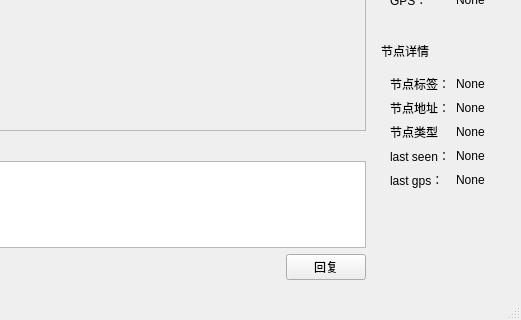
mioyzhang/UI, file ui/mainwindow.ui: the form before one commit; both pictures show x 362 to 883 and y 188 to 508 of the 883 by 508 pixel window.
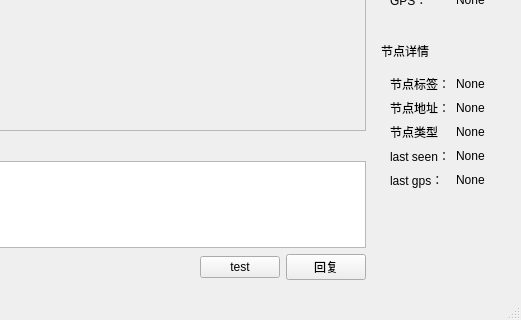
The form after the commit. Icons and pictures are not drawn.

```diff
--- a/ui/mainwindow.ui
+++ b/ui/mainwindow.ui
@@ -123,6 +123,13 @@
               </property>
              </spacer>
             </item>
+            <item>
+             <widget class="QPushButton" name="pushButton_4">
+              <property name="text">
+               <string>test</string>
+              </property>
+             </widget>
+            </item>
             <item>
              <widget class="QPushButton" name="pushButton_2">
               <property name="text">
```
